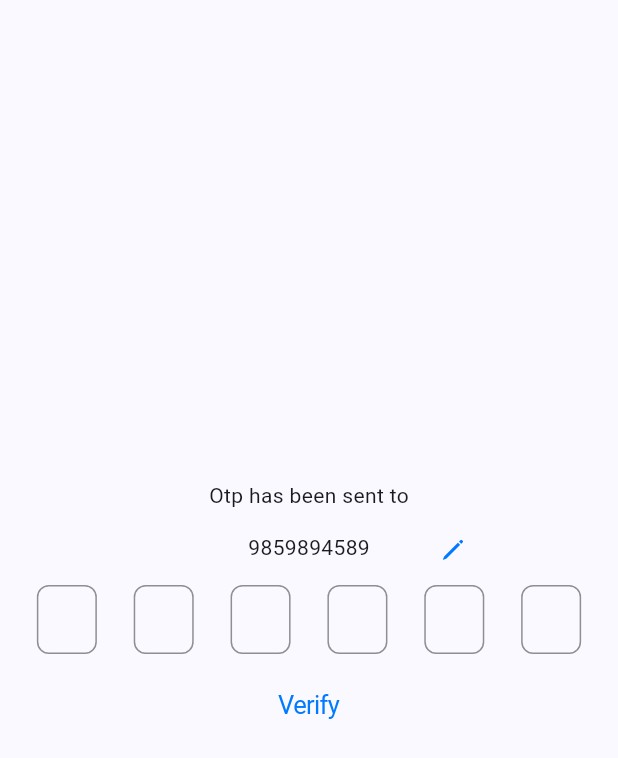
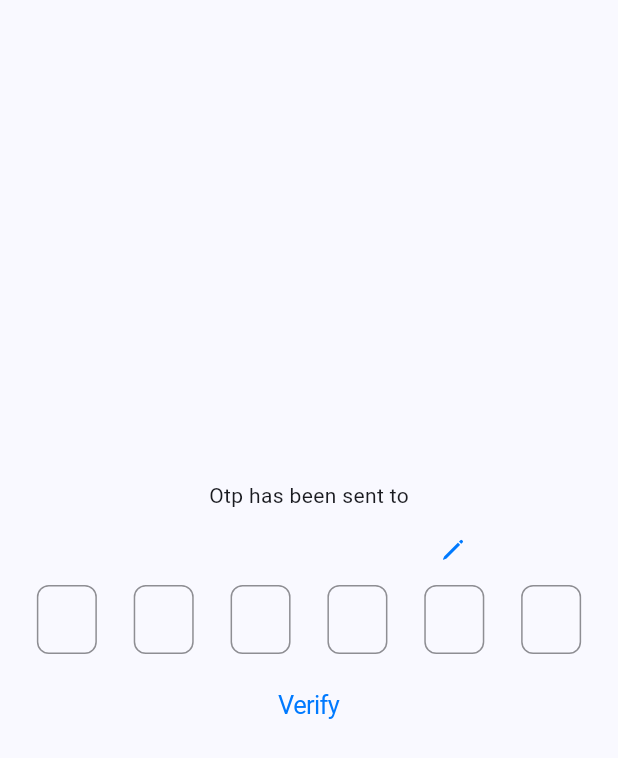
Before and after one commit to ayush-12/todo_app, a Flutter app: the _OtpInputWidget widget shown alone on an empty page, opened directly with empty values, on a phone screen of 412 x 824 dp. Shown: the top 758 px of the screen. Run offline on Flutter 3.47's test engine with Material 3 defaults, Android fonts, the phone set to English and light mode, and no system bars; our stand-ins replace firebase_auth, firebase_core, flutter_bloc; accounts and stored records are empty.

Commit message:
removed hardcoded value
removed hardcoded value

```diff
--- a/lib/screens/login.dart
+++ b/lib/screens/login.dart
@@ -69,7 +69,6 @@ class _OtpInputWidget extends StatefulWidget {
 }
 
 class _OtpInputWidgetState extends State<_OtpInputWidget> {
-  //final TextEditingController otpTextController = TextEditingController();
   final List<FocusNode> _focusNodes = List.generate(6, (index) => FocusNode());
   final List<TextEditingController> _controllers =
       List.generate(6, (index) => TextEditingController());
@@ -83,10 +82,12 @@ class _OtpInputWidgetState extends State<_OtpInputWidget> {
         Stack(
           alignment: Alignment.center,
           children: [
-            const Center(
+            Center(
               child: SizedBox(
                 height: 50,
-                child: Center(child: Text('9859894589')),
+                child: Center(
+                  child: Text(widget.phoneNumber),
+                ),
               ),
             ),
             Positioned(
```
